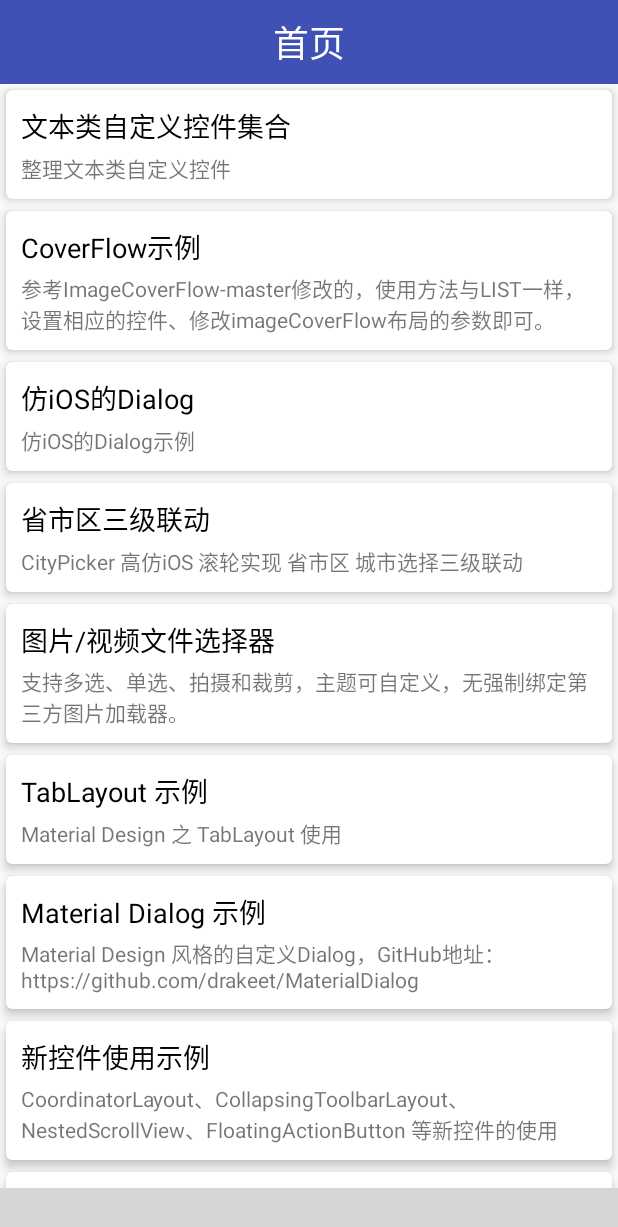
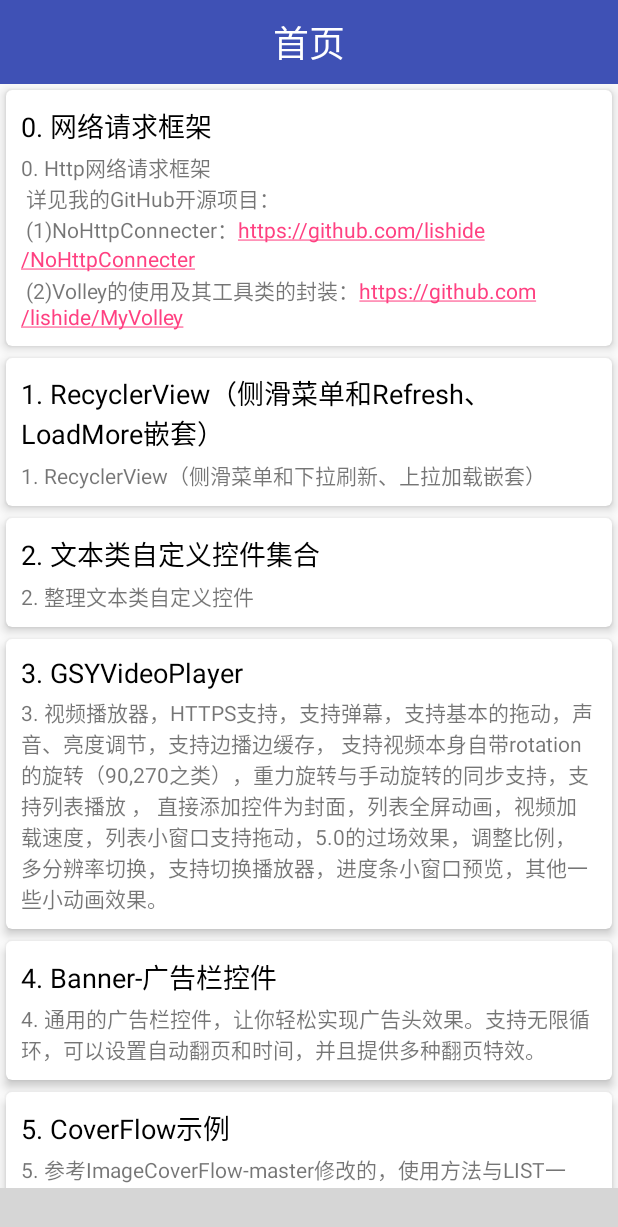
Before and after one commit to lishide/BaseAndroidDev, an Android app: the screen it shows after launch (MainActivity), on a phone screen of 412 x 824 dp. Shown: the top 1227 px of the screen. Run offline under Robolectric (Android 15) with nearby library versions, the phone set to English and light mode, and no system bars; our stand-ins replace CircleImageView; libraries missing offline, so code that uses them is left out: com.ashokvarma.bottomnavigation, com.bigkoo.svprogresshud; plain views replace BottomNavigationBar; pictures from the network do not load; 5 statements that could not run were skipped; grey boxes are pictures that could not be loaded.

Commit message:
调整首页示例的顺序；追加编号便于后续管理；网络链接自动link。

```diff
--- a/app/src/main/java/com/example/dev/fragment/HomeFragment.java
+++ b/app/src/main/java/com/example/dev/fragment/HomeFragment.java
@@ -73,56 +73,58 @@ public class HomeFragment extends BaseFragment {
             Bundle bundle = new Bundle();
             switch (position) {
                 case 0:
+                    break;
+                case 1:
+                    bundle.putString("title", getString(R.string.txt_swipe_recycler));
+                    readyGo(SwipeRVDemoActivity.class, bundle);
+                    break;
+                case 2:
                     bundle.putString("title", getString(R.string.text_text_demo));
                     readyGo(TextDemoActivity.class, bundle);
                     break;
-                case 1:
+                case 3:
+                    bundle.putString("title", getString(R.string.txt_video_player));
+                    readyGo(GSYVideoActivity.class, bundle);
+                    break;
+                case 4:
+                    bundle.putString("title", getString(R.string.txt_c_banner));
+                    readyGo(CBannerActivity.class, bundle);
+                    break;
+                case 5:
                     bundle.putString("title", getString(R.string.text_coverFlow_demo));
                     readyGo(CoverFlowDemoActivity.class, bundle);
                     break;
-                case 2:
-                    bundle.putString("title", getString(R.string.text_iOS_dialog));
-                    readyGo(LikeIosDialogActivity.class, bundle);
-                    break;
-                case 3:
+                case 6:
                     bundle.putString("title", getString(R.string.text_city_picker));
                     readyGo(CityPickerActivity.class, bundle);
                     break;
-                case 4:
+                case 7:
                     bundle.putString("title", getString(R.string.text_gallery));
                     readyGo(GalleryActivity.class, bundle);
                     break;
-                case 5:
+                case 8:
+                    bundle.putString("title", getString(R.string.txt_bm_photo));
+                    readyGo(BMImgClickActivity.class, bundle);
+                    break;
+                case 9:
                     bundle.putString("title", getString(R.string.text_tab_lay));
                     readyGo(TabLayDemoActivity.class, bundle);
                     break;
-                case 6:
-                    bundle.putString("title", getString(R.string.txt_m_dlg));
-                    readyGo(MaterialDialogActivity.class, bundle);
-                    break;
-                case 7:
+                case 10:
                     bundle.putString("title", getString(R.string.txt_md_appbar_lay));
                     readyGo(AppbarLayActivity.class, bundle);
-                    break;
-                case 8:
-                    bundle.putString("title", getString(R.string.txt_swipe_recycler));
-                    readyGo(SwipeRVDemoActivity.class, bundle);
-                    break;
-                case 9:
-                    bundle.putString("title", getString(R.string.txt_bm_photo));
-                    readyGo(BMImgClickActivity.class, bundle);
-                    break;
-                case 10:
-                    bundle.putString("title", getString(R.string.txt_c_banner));
-                    readyGo(CBannerActivity.class, bundle);
                     break;
                 case 11:
                     bundle.putString("title", getString(R.string.txt_text_input));
                     readyGo(TextInputLayActivity.class, bundle);
                     break;
                 case 12:
-                    bundle.putString("title", getString(R.string.txt_video_player));
-                    readyGo(GSYVideoActivity.class, bundle);
+                    bundle.putString("title", getString(R.string.txt_m_dlg));
+                    readyGo(MaterialDialogActivity.class, bundle);
+                    break;
+                case 13:
+                    bundle.putString("title", getString(R.string.text_iOS_dialog));
+                    readyGo(LikeIosDialogActivity.class, bundle);
                     break;
             }
         }
--- a/app/src/main/res/layout/item_main.xml
+++ b/app/src/main/res/layout/item_main.xml
@@ -30,6 +30,7 @@
             android:layout_width="match_parent"
             android:layout_height="wrap_content"
             android:layout_marginTop="4dp"
+            android:autoLink="web"
             android:gravity="center_vertical"/>
 
     </LinearLayout>
--- a/app/src/main/res/values/array.xml
+++ b/app/src/main/res/values/array.xml
@@ -1,37 +1,43 @@
 <?xml version="1.0" encoding="utf-8"?>
 <resources>
     <string-array name="main_item_title">
-        <item>文本类自定义控件集合</item>
-        <item>CoverFlow示例</item>
-        <item>仿iOS的Dialog</item>
-        <item>省市区三级联动</item>
-        <item>图片/视频文件选择器</item>
-        <item>TabLayout 示例</item>
-        <item>Material Dialog 示例</item>
-        <item>新控件使用示例</item>
-        <item>RecyclerView（侧滑菜单和Refresh、LoadMore嵌套）</item>
-        <item>图片浏览缩放控件</item>
-        <item>Banner-广告栏控件</item>
-        <item>TextInputLayout</item>
-        <item>GSYVideoPlayer</item>
+        <item>0. 网络请求框架</item>
+        <item>1. RecyclerView（侧滑菜单和Refresh、LoadMore嵌套）</item>
+        <item>2. 文本类自定义控件集合</item>
+        <item>3. GSYVideoPlayer</item>
+        <item>4. Banner-广告栏控件</item>
+        <item>5. CoverFlow示例</item>
+        <item>6. 省市区三级联动</item>
+        <item>7. 图片/视频文件选择器</item>
+        <item>8. 图片浏览缩放控件</item>
+        <item>9. Material Design系列之TabLayout</item>
+        <item>10. Material Design系列之AppBar</item>
+        <item>11. Material Design系列之TextInputLayout</item>
+        <item>12. Material Dialog示例</item>
+        <item>13. 仿iOS的Dialog</item>
     </string-array>
 
     <string-array name="main_item_des">
-        <item>整理文本类自定义控件</item>
-        <item>参考ImageCoverFlow-master修改的，使用方法与LIST一样，设置相应的控件、修改imageCoverFlow布局的参数即可。</item>
-        <item>仿iOS的Dialog示例</item>
-        <item>CityPicker 高仿iOS 滚轮实现 省市区 城市选择三级联动</item>
-        <item>支持多选、单选、拍摄和裁剪，主题可自定义，无强制绑定第三方图片加载器。</item>
-        <item>Material Design 之 TabLayout 使用</item>
-        <item>Material Design 风格的自定义Dialog，GitHub地址：https://github.com/drakeet/MaterialDialog</item>
-        <item>CoordinatorLayout、CollapsingToolbarLayout、NestedScrollView、FloatingActionButton 等新控件的使用</item>
-        <item>RecyclerView（侧滑菜单和下拉刷新、上拉加载嵌套）</item>
-        <item>支持图片点击放大缩小浏览功能，单张多张图片预览，更多使用参考原作示例。GitHub地址：https://github.com/bm-x/PhotoView。</item>
-        <item>通用的广告栏控件，让你轻松实现广告头效果。支持无限循环，可以设置自动翻页和时间，并且提供多种翻页特效。</item>
-        <item>TextInputLayout：登录、注册等页面信息验证</item>
-        <item>视频播放器，HTTPS支持，支持弹幕，支持基本的拖动，声音、亮度调节，支持边播边缓存，
+        <item>0. Http网络请求框架\n
+            详见我的GitHub开源项目：\n
+            (1)NoHttpConnecter：https://github.com/lishide/NoHttpConnecter\n
+            (2)Volley的使用及其工具类的封装：https://github.com/lishide/MyVolley</item>
+        <item>1. RecyclerView（侧滑菜单和下拉刷新、上拉加载嵌套）</item>
+        <item>2. 整理文本类自定义控件</item>
+        <item>3. 视频播放器，HTTPS支持，支持弹幕，支持基本的拖动，声音、亮度调节，支持边播边缓存，
             支持视频本身自带rotation的旋转（90,270之类），重力旋转与手动旋转的同步支持，支持列表播放 ，
             直接添加控件为封面，列表全屏动画，视频加载速度，列表小窗口支持拖动，5.0的过场效果，调整比例，
             多分辨率切换，支持切换播放器，进度条小窗口预览，其他一些小动画效果。</item>
+        <item>4. 通用的广告栏控件，让你轻松实现广告头效果。支持无限循环，可以设置自动翻页和时间，并且提供多种翻页特效。</item>
+        <item>5. 参考ImageCoverFlow-master修改的，使用方法与LIST一样，设置相应的控件、修改imageCoverFlow布局的参数即可。</item>
+        <item>6. CityPicker 高仿iOS 滚轮实现 省市区 城市选择三级联动</item>
+        <item>7. 支持多选、单选、拍摄和裁剪，主题可自定义，无强制绑定第三方图片加载器。</item>
+        <item>8. 支持图片点击放大缩小浏览功能，单张多张图片预览，更多使用参考原作示例。
+            GitHub地址：https://github.com/bm-x/PhotoView</item>
+        <item>9. Material Design 之 TabLayout 使用</item>
+        <item>10. CoordinatorLayout、CollapsingToolbarLayout、NestedScrollView、FloatingActionButton 等新控件的使用</item>
+        <item>11. TextInputLayout：登录、注册等页面信息验证</item>
+        <item>12. Material Design 风格的自定义Dialog，GitHub地址：https://github.com/drakeet/MaterialDialog</item>
+        <item>13. 仿iOS的Dialog示例</item>
     </string-array>
 </resources>
--- a/app/src/main/res/values/strings.xml
+++ b/app/src/main/res/values/strings.xml
@@ -8,28 +8,28 @@
     <string name="tab2">TAB2</string>
     <string name="tab_me">我的</string>
 
+    <string name="txt_setting">设置</string>
+    <string name="txt_swipe_recycler">RecyclerView-Refresh+LoadMore</string>
     <string name="text_text_demo">文本类自定义控件集合</string>
+    <string name="txt_video_player">GSYVideoPlayer</string>
+    <string name="text_open_video">OPEN VIDEO</string>
+    <string name="text_rv_player">普通列表播放，滑出后不持有</string>
+    <string name="text_rv_player_mini">支持重力旋转的列表播放，滑出后小窗</string>
+    <string name="txt_c_banner">Banner-广告栏控件</string>
     <string name="text_coverFlow_demo">CoverFlow示例</string>
-    <string name="text_iOS_dialog">仿iOS的Dialog</string>
     <string name="text_city_picker">省市区三级联动</string>
     <string name="text_picker_tip">选择省市区</string>
     <string name="text_picker_res">选择结果：</string>
     <string name="text_gallery">图片/视频文件选择器</string>
+    <string name="txt_bm_photo">图片浏览缩放控件</string>
     <string name="text_open">打开</string>
     <string name="text_single">单选</string>
     <string name="text_multi">多选</string>
     <string name="text_tab_lay">TabLayout 示例</string>
+    <string name="txt_md_appbar_lay">AppBar 等示例</string>
+    <string name="txt_text_input">TextInputLayout</string>
     <string name="txt_m_dlg">Material Dialog 示例</string>
-    <string name="txt_md_appbar_lay">新控件使用示例</string>
-    <string name="txt_setting">设置</string>
-    <string name="txt_swipe_recycler">RecyclerView-Refresh+LoadMore</string>
-    <string name="txt_bm_photo">图片浏览缩放控件</string>
-    <string name="txt_c_banner">Banner-广告栏控件</string>
-    <string name="txt_text_input">TextInputLayout</string>
-    <string name="txt_video_player">GSYVideoPlayer</string>
-    <string name="text_open_video">OPEN VIDEO</string>
-    <string name="text_rv_player">普通列表播放，滑出后不持有</string>
-    <string name="text_rv_player_mini">支持重力旋转的列表播放，滑出后小窗</string>
+    <string name="text_iOS_dialog">仿iOS的Dialog</string>
 
     <string name="large_text">
         "Material is the metaphor.\n\n"
```
